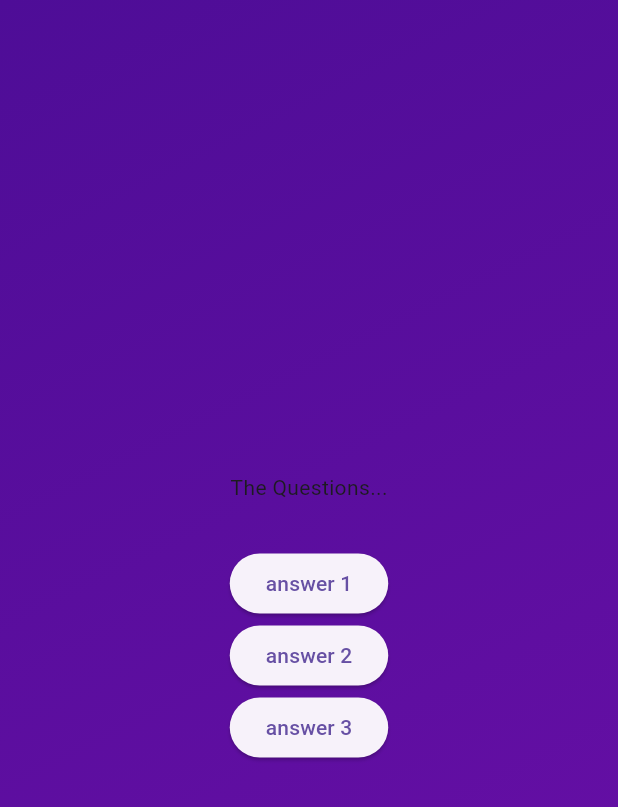
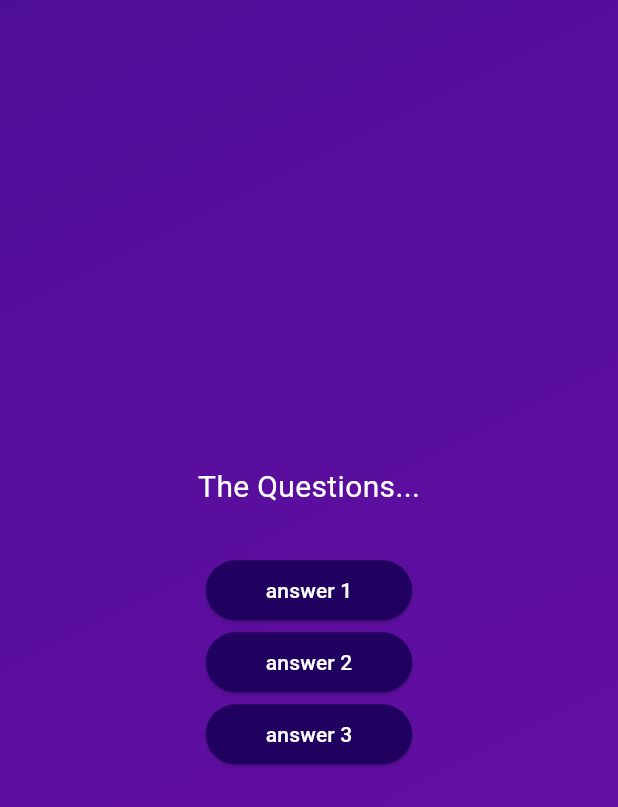
Before and after one commit to Veng-Eang/adv_flutter, a Flutter app: the screen it shows after launch, after a tap on "Start Quiz", on a phone screen of 412 x 824 dp. Shown: the top 807 px of the screen. Run offline on Flutter 3.47's test engine with Material 3 defaults, Android fonts, the phone set to English and light mode, and no system bars.

Commit message:
Creating a Reusable Custom Styled Button

```diff
--- /dev/null
+++ b/lib/answer_button.dart
@@ -0,0 +1,26 @@
+import 'package:flutter/material.dart';
+
+class AnswerButton extends StatelessWidget {
+  const AnswerButton(
+      {required this.answerText, required this.onTap, super.key});
+  final String answerText;
+  final Function() onTap;
+  @override
+  Widget build(BuildContext context) {
+    return ElevatedButton(
+      style: ElevatedButton.styleFrom(
+        padding: const EdgeInsets.symmetric(
+          vertical: 10,
+          horizontal: 40,
+        ),
+        backgroundColor: const Color.fromARGB(255, 33, 1, 95),
+        foregroundColor: Colors.white,
+        shape: RoundedRectangleBorder(
+          borderRadius: BorderRadius.circular(40),
+        ),
+      ),
+      onPressed: onTap,
+      child: Text(answerText),
+    );
+  }
+}
--- a/lib/questions_screen.dart
+++ b/lib/questions_screen.dart
@@ -1,3 +1,4 @@
+import 'package:adv_basic/answer_button.dart';
 import 'package:flutter/material.dart';
 
 class QuestionsScreen extends StatefulWidget {
@@ -17,21 +18,27 @@ class _QuestionsScreenState extends State<QuestionsScreen> {
       child: Column(
         mainAxisAlignment: MainAxisAlignment.center,
         children: [
-          const Text("The Questions..."),
+          const Text(
+            "The Questions...",
+            style: TextStyle(
+              fontSize: 20,
+              color: Colors.white,
+            ),
+          ),
           const SizedBox(
             height: 30,
           ),
-          ElevatedButton(
-            onPressed: () {},
-            child: const Text("answer 1"),
+          AnswerButton(
+            answerText: "answer 1",
+            onTap: () {},
           ),
-          ElevatedButton(
-            onPressed: () {},
-            child: const Text("answer 2"),
+          AnswerButton(
+            answerText: "answer 2",
+            onTap: () {},
           ),
-          ElevatedButton(
-            onPressed: () {},
-            child: const Text("answer 3"),
+          AnswerButton(
+            answerText: "answer 3",
+            onTap: () {},
           ),
         ],
       ),
```
